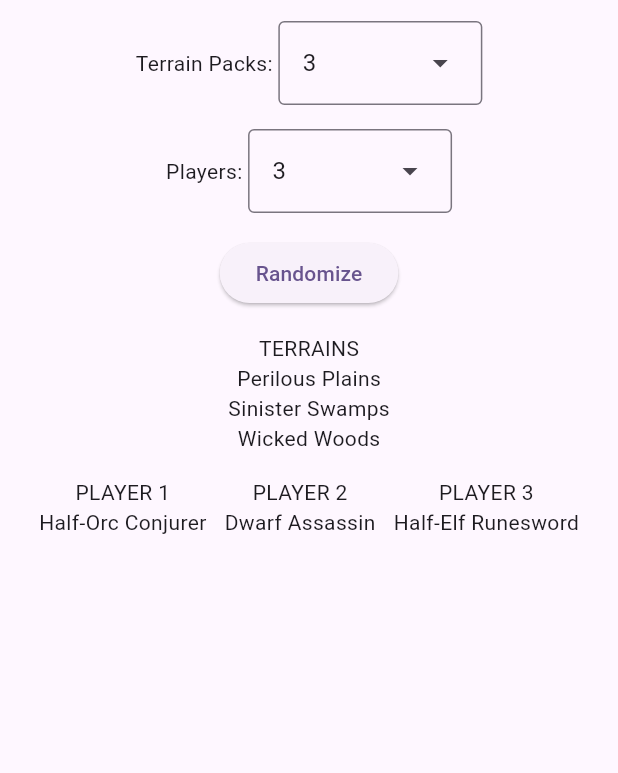
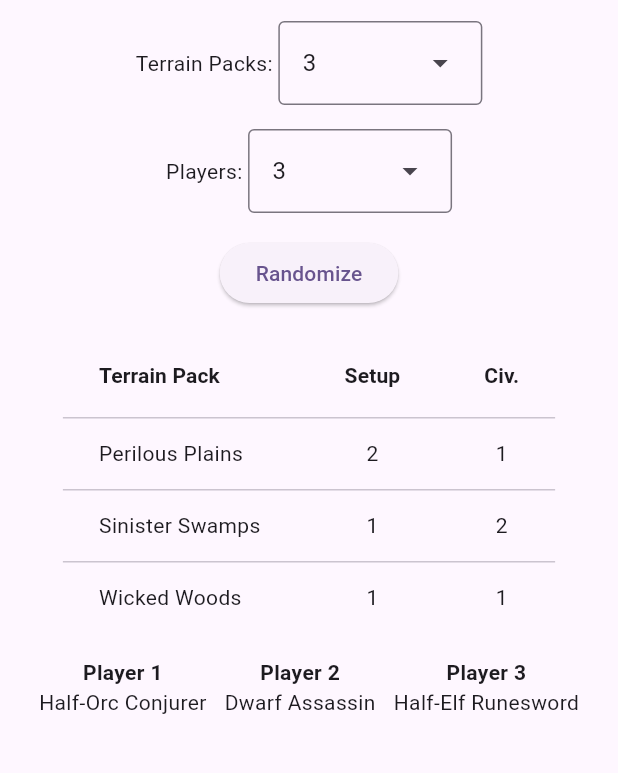
Before and after one commit to doctor-g/DragonsDownRandomizer, a Flutter app: the screen it shows after launch, after a tap on "Randomize", on a phone screen of 412 x 824 dp, the part 63-836 px from its top. Run offline on Flutter 3.47's test engine with Material 3 defaults, Android fonts, the phone set to English and light mode, and no system bars.

Commit message:
Randomize setup and civ card sides

```diff
--- a/lib/game.dart
+++ b/lib/game.dart
@@ -1,3 +1,5 @@
+import 'dart:math';
+
 typedef Lineage = String;
 
 final lineages = LineageListBuilder().build([
@@ -66,3 +68,55 @@ const terrainPacks = [
   'Sinister Swamps',
   'Wicked Woods',
 ];
+
+final _random = Random();
+
+enum Side {
+  one,
+  two;
+
+  factory Side.pickRandom() {
+    return _random.nextBool() ? one : two;
+  }
+}
+
+class TerrainConfiguration {
+  /// Name of the terrain pack
+  final String packName;
+  final Side setupCardSide;
+  final Side civilizationCardSide;
+
+  TerrainConfiguration({
+    required this.packName,
+    required this.setupCardSide,
+    required this.civilizationCardSide,
+  });
+
+  factory TerrainConfiguration.withRandomSides(String packName) {
+    return TerrainConfiguration(
+      packName: packName,
+      setupCardSide: Side.pickRandom(),
+      civilizationCardSide: Side.pickRandom(),
+    );
+  }
+}
+
+List<TerrainConfiguration> randomizeTerrains(int count) {
+  if (count < 1 || count > terrainPacks.length) {
+    throw Exception('Illegal argument');
+  }
+  final shuffledTerrains = List.of(terrainPacks)..shuffle(_random);
+  return List.generate(
+    count,
+    (index) => TerrainConfiguration.withRandomSides(shuffledTerrains[index]),
+  )..sort((config1, config2) => config1.packName.compareTo(config2.packName));
+}
+
+List<PlayerData> randomizePlayerData(int count) {
+  final shuffledLineages = List.of(lineages)..shuffle();
+  final shuffledClasses = List.of(classes)..shuffle();
+  return [
+    for (int i = 0; i < count; i++)
+      PlayerData(lineage: shuffledLineages[i], clazz: shuffledClasses[i]),
+  ];
+}
--- a/lib/main.dart
+++ b/lib/main.dart
@@ -88,7 +88,7 @@ class RandomizerWidget extends StatefulWidget {
 
 class _RandomizerWidgetState extends State<RandomizerWidget> {
   int _terrainCount = 3;
-  List<String> _terrains = [];
+  List<TerrainConfiguration> _terrains = [];
   int _playerCount = 3;
   List<PlayerData> _playerData = [];
 
@@ -119,12 +119,31 @@ class _RandomizerWidgetState extends State<RandomizerWidget> {
           child: const Text('Randomize'),
         ),
         if (_terrains.isNotEmpty)
-          Column(
-            children: [
-              const Text('TERRAINS'),
-              ..._terrains.map((terrain) => Text(terrain)),
+          DataTable(
+            columns: <DataColumn>[
+              ...['Terrain Pack', 'Setup', 'Civ.'].map(
+                (name) => DataColumn(
+                  label: Text(name, style: TextStyle(fontWeight: .bold)),
+                ),
+              ),
+            ],
+            rows: <DataRow>[
+              ..._terrains.map(
+                (config) => DataRow(
+                  cells: <DataCell>[
+                    DataCell(Text(config.packName)),
+                    DataCell(
+                      Center(child: Text(config.setupCardSide.format())),
+                    ),
+                    DataCell(
+                      Center(child: Text(config.civilizationCardSide.format())),
+                    ),
+                  ],
+                ),
+              ),
             ],
           ),
+
         if (_playerData.isNotEmpty)
           Wrap(
             spacing: 12.0,
@@ -132,7 +151,10 @@ class _RandomizerWidgetState extends State<RandomizerWidget> {
               for (int i = 0; i < _playerData.length; i++)
                 Column(
                   children: [
-                    Text("PLAYER ${i + 1}"),
+                    Text(
+                      "Player ${i + 1}",
+                      style: TextStyle(fontWeight: .bold),
+                    ),
                     PlayerWidget(data: _playerData[i]),
                   ],
                 ),
@@ -143,20 +165,10 @@ class _RandomizerWidgetState extends State<RandomizerWidget> {
   }
 
   void _onRandomizePressed() {
-    final shuffledTerrains = List.of(terrainPacks)..shuffle();
     setState(() {
-      _terrains = shuffledTerrains.sublist(0, _terrainCount)..sort();
-      _playerData = _generateRandomPlayerData(_playerCount);
+      _terrains = randomizeTerrains(_terrainCount);
+      _playerData = randomizePlayerData(_playerCount);
     });
-  }
-
-  List<PlayerData> _generateRandomPlayerData(int count) {
-    final shuffledLineages = List.of(lineages)..shuffle();
-    final shuffledClasses = List.of(classes)..shuffle();
-    return [
-      for (int i = 0; i < count; i++)
-        PlayerData(lineage: shuffledLineages[i], clazz: shuffledClasses[i]),
-    ];
   }
 
   Widget _makeNumberSelector({
@@ -188,6 +200,10 @@ class _RandomizerWidgetState extends State<RandomizerWidget> {
   );
 }
 
+extension on Side {
+  String format() => this == Side.one ? '1' : '2';
+}
+
 class PlayerWidget extends StatelessWidget {
   final PlayerData _data;
 
```
